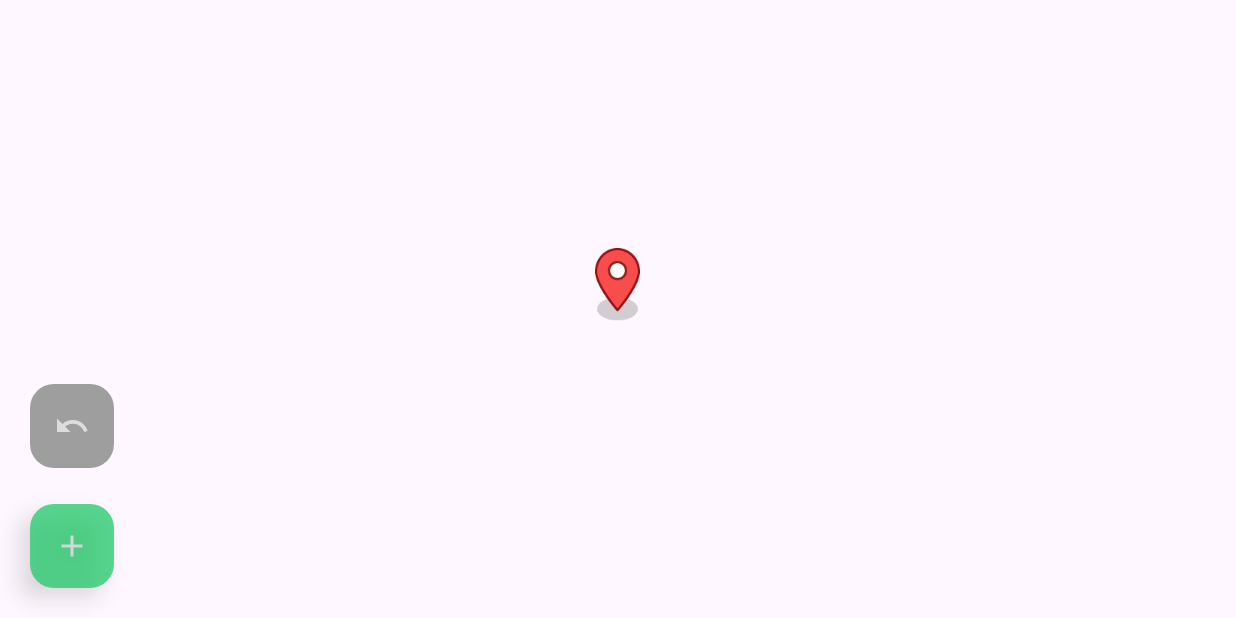
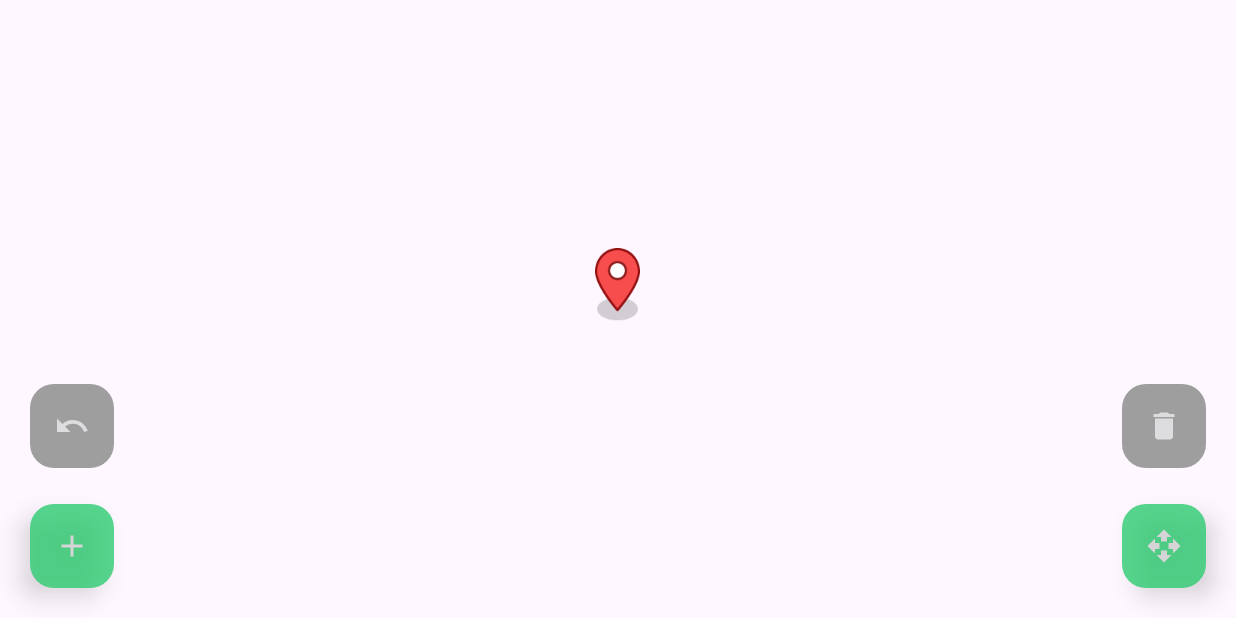
Before and after one commit to Dooping/MyLand, an Android app: the LandEditMapActivity screen opened directly, with no data from a screen before it, on a phone screen of 824 x 412 dp (held sideways). Run offline under Robolectric (Android 15) with nearby library versions, the phone set to English and light mode, and no system bars; libraries missing offline, so code that uses them is left out: com.mapbox.geojson, com.mapbox.maps, com.mapbox.turf; plain views replace MapView; 17 statements that could not run were skipped.

Commit message:
added object delete in map edit. closes #50

```diff
--- a/app/src/main/java/com/gago/david/myland/LandEditMapActivity.kt
+++ b/app/src/main/java/com/gago/david/myland/LandEditMapActivity.kt
@@ -29,6 +29,8 @@ class LandEditMapActivity : AppCompatActivity(), PopupMenuAdapter.OnMenuItemInte
     private lateinit var mapView: MapView
     private lateinit var placeObject: FloatingActionButton
     private lateinit var removeObject: FloatingActionButton
+    private lateinit var deleteObject: FloatingActionButton
+    private lateinit var moveObject: FloatingActionButton
     private var alertDialog : AlertDialog? = null
     private var land: LandObject? = null
     private lateinit var polylineAnnotationManager: PolylineAnnotationManager
@@ -66,6 +68,8 @@ class LandEditMapActivity : AppCompatActivity(), PopupMenuAdapter.OnMenuItemInte
 
         placeObject = findViewById(R.id.place_object)
         removeObject = findViewById(R.id.remove_object)
+        deleteObject = findViewById(R.id.delete_object)
+        moveObject = findViewById(R.id.move_object)
 
         placeObject.setOnLongClickListener {
             showObjectTypeDialog()
@@ -85,13 +89,34 @@ class LandEditMapActivity : AppCompatActivity(), PopupMenuAdapter.OnMenuItemInte
             removeLastObject()
         }
 
+        deleteObject.setOnClickListener {
+            selectedObject?.let {
+                val alert = AlertDialog.Builder(this)
+                    .setMessage(R.string.remove_tree)
+                    .setCancelable(false)
+                    .setPositiveButton(R.string.yes) { _, _ ->
+                        LandOpenHelper.deletePlantObject(this, it)
+                        land!!.removePlant(it)
+                        selectedObject = null
+                        setExistingObjects(land!!.plants)
+                        checkDeleteButtonVisibility()
+                    }
+                    .setNegativeButton(R.string.no) { dialog, _ ->
+                        dialog.dismiss()
+                    }.create()
+                alert.show()
+            }
+        }
+
         checkRemoveButtonVisibility()
+        checkDeleteButtonVisibility()
     }
 
     private fun selectClosestObject(click: Point) {
         val min = land!!.plants.minByOrNull { plantObject -> TurfMeasurement.distance(Point.fromLngLat(plantObject.lon, plantObject.lat), click) }
         min?.let {
             selectedObject = it
+            checkDeleteButtonVisibility()
         }
     }
 
@@ -114,6 +139,7 @@ class LandEditMapActivity : AppCompatActivity(), PopupMenuAdapter.OnMenuItemInte
             val last = addedObjects.last()
             addedObjects = addedObjects.dropLast(1)
             land!!.removePlant(last)
+            LandOpenHelper.deletePlantObject(this, last)
             annotationManager.delete(addedAnnotations.last())
             addedAnnotations = addedAnnotations.dropLast(1)
         }
@@ -141,6 +167,11 @@ class LandEditMapActivity : AppCompatActivity(), PopupMenuAdapter.OnMenuItemInte
     private fun checkRemoveButtonVisibility() {
         removeObject.isEnabled = addedObjects.isNotEmpty()
         removeObject.backgroundTintList = ColorStateList.valueOf(if (addedObjects.isNotEmpty()) Color.RED else Color.GRAY)
+    }
+
+    private fun checkDeleteButtonVisibility() {
+        deleteObject.isEnabled = selectedObject != null
+        deleteObject.backgroundTintList = ColorStateList.valueOf(if (selectedObject != null) Color.RED else Color.GRAY)
     }
 
     private fun getObjectIconPainted(type: PlantTypeObject, selected: Boolean = false): Bitmap {
--- a/app/src/main/res/drawable/ic_baseline_delete_24.xml
+++ b/app/src/main/res/drawable/ic_baseline_delete_24.xml
@@ -1,10 +1,10 @@
 <vector xmlns:android="http://schemas.android.com/apk/res/android"
     android:width="24dp"
     android:height="24dp"
+    android:tint="#FFFFFF"
     android:viewportWidth="24"
-    android:viewportHeight="24"
-    android:tint="?attr/colorControlNormal">
-  <path
-      android:fillColor="@android:color/white"
-      android:pathData="M6,19c0,1.1 0.9,2 2,2h8c1.1,0 2,-0.9 2,-2V7H6v12zM19,4h-3.5l-1,-1h-5l-1,1H5v2h14V4z"/>
+    android:viewportHeight="24">
+    <path
+        android:fillColor="@android:color/white"
+        android:pathData="M6,19c0,1.1 0.9,2 2,2h8c1.1,0 2,-0.9 2,-2V7H6v12zM19,4h-3.5l-1,-1h-5l-1,1H5v2h14V4z" />
 </vector>
--- /dev/null
+++ b/app/src/main/res/drawable/ic_baseline_open_with_24.xml
@@ -0,0 +1,5 @@
+<vector android:height="24dp" android:tint="#FFFFFF"
+    android:viewportHeight="24" android:viewportWidth="24"
+    android:width="24dp" xmlns:android="http://schemas.android.com/apk/res/android">
+    <path android:fillColor="@android:color/white" android:pathData="M10,9h4L14,6h3l-5,-5 -5,5h3v3zM9,10L6,10L6,7l-5,5 5,5v-3h3v-4zM23,12l-5,-5v3h-3v4h3v3l5,-5zM14,15h-4v3L7,18l5,5 5,-5h-3v-3z"/>
+</vector>
--- a/app/src/main/res/layout/activity_land_edit_map.xml
+++ b/app/src/main/res/layout/activity_land_edit_map.xml
@@ -74,6 +74,53 @@
             mapbox:elevation="6dp"
             mapbox:pressedTranslationZ="12dp"
             tools:visibility="visible" />
+
+        <com.google.android.material.floatingactionbutton.FloatingActionButton
+            android:id="@+id/move_object"
+            android:layout_width="wrap_content"
+            android:layout_height="wrap_content"
+            android:layout_alignParentStart="true"
+            android:layout_alignParentEnd="false"
+            android:layout_alignParentBottom="true"
+            android:layout_gravity="bottom|end"
+            android:layout_marginStart="20dp"
+            android:layout_marginTop="20dp"
+            android:layout_marginEnd="20dp"
+            android:layout_marginBottom="20dp"
+            android:alpha="0.8"
+            android:backgroundTint="@color/colorAccent"
+            android:foreground="@drawable/ic_baseline_open_with_24"
+            android:foregroundGravity="center"
+            android:foregroundTint="@color/white"
+            android:visibility="visible"
+            app:elevation="10dp"
+            mapbox:borderWidth="0dp"
+            mapbox:pressedTranslationZ="12dp"
+            tools:visibility="visible" />
+
+        <com.google.android.material.floatingactionbutton.FloatingActionButton
+            android:id="@+id/delete_object"
+            android:layout_width="wrap_content"
+            android:layout_height="wrap_content"
+            android:layout_above="@+id/saveButton"
+            android:layout_alignParentStart="true"
+            android:layout_alignParentEnd="false"
+            android:layout_alignParentBottom="true"
+            android:layout_gravity="bottom|end"
+            android:layout_marginStart="20dp"
+            android:layout_marginTop="20dp"
+            android:layout_marginEnd="20dp"
+            android:layout_marginBottom="100dp"
+            android:alpha="0.8"
+            android:foreground="@drawable/ic_baseline_delete_24"
+            android:foregroundGravity="center"
+            android:foregroundTint="@color/white"
+            android:visibility="visible"
+            app:backgroundTint="@android:color/holo_red_dark"
+            mapbox:borderWidth="0dp"
+            mapbox:elevation="6dp"
+            mapbox:pressedTranslationZ="12dp"
+            tools:visibility="visible" />
     </com.mapbox.maps.MapView>
 
 </androidx.constraintlayout.widget.ConstraintLayout>
```
